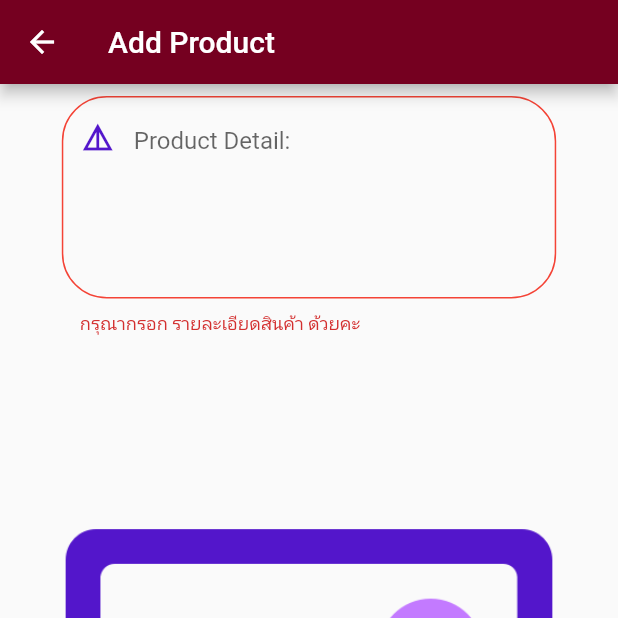
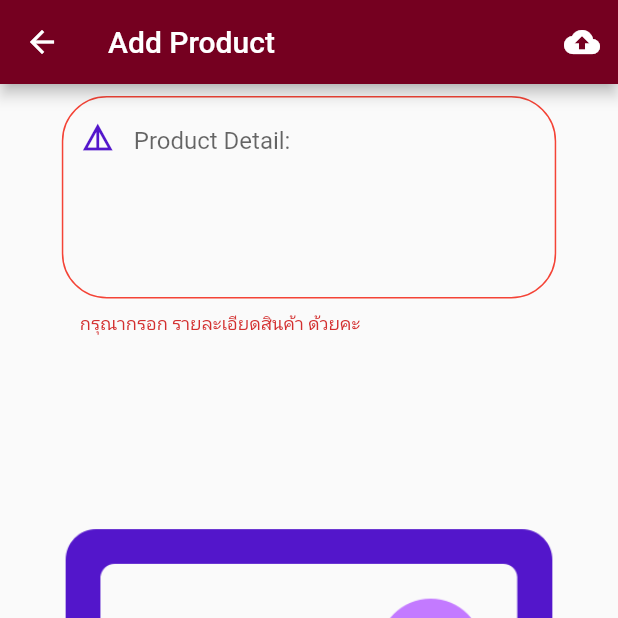
Before and after one commit to nirawit-git/flutter_application_1, a Flutter app: the AddProduct screen opened by its route, scrolled down 206 dp, after a tap on "Add Product", on a phone screen of 412 x 824 dp, the top half of it. Run offline on Flutter 3.47's test engine with Material 2 defaults, Android fonts, the phone set to English and light mode, and no system bars; our stand-ins replace dio, geolocator, google_maps_flutter, image_picker, shared_preferences; accounts and stored records are empty.

```diff
--- a/lib/states/add_product.dart
+++ b/lib/states/add_product.dart
@@ -1,7 +1,10 @@
 import 'dart:io';
+import 'dart:math';
 
+import 'package:dio/dio.dart';
 import 'package:flutter/material.dart';
 import 'package:flutter_application_1/utility/my_constant.dart';
+import 'package:flutter_application_1/utility/my_dialog.dart';
 import 'package:flutter_application_1/widgets/show_imgae.dart';
 import 'package:flutter_application_1/widgets/show_title.dart';
 import 'package:image_picker/image_picker.dart';
@@ -36,6 +39,11 @@ class _AddProductState extends State<AddProduct> {
     return Scaffold(
       appBar: AppBar(
         title: Text('Add Product'),
+        actions: [
+          IconButton(
+              onPressed: () => processAddProduct(),
+              icon: Icon(Icons.cloud_upload))
+        ],
       ),
       body: LayoutBuilder(
         builder: (context, constraints) => GestureDetector(
@@ -68,12 +76,42 @@ class _AddProductState extends State<AddProduct> {
       width: constraints.maxWidth * 0.7,
       child: ElevatedButton(
         onPressed: () {
-          if (formKey.currentState!.validate()) {}
+          processAddProduct();
         },
         child: Text('Add Product'),
         style: MyConstant().myButtonStyle(),
       ),
     );
+  }
+
+  Future<Null> processAddProduct() async {
+    if (formKey.currentState!.validate()) {
+      bool checkFile = true;
+      for (var i in files) {
+        if (i == null) {
+          checkFile = false;
+        }
+      }
+      if (checkFile) {
+        print('File 4 image ##seccess');
+        String urlApi = '${MyConstant.domain}/saveProduct.php';
+
+        for (var item in files) {
+          int i = Random().nextInt(10000000);
+          String nameFile = 'product${i}.jpg';
+          Map<String, dynamic> map = {};
+          map['file'] =
+              await MultipartFile.fromFile(item!.path, filename: nameFile);
+          FormData data = FormData.fromMap(map);
+          await Dio()
+              .post(urlApi, data: data)
+              .then((value) => print('upload success'));
+        }
+      } else {
+        MyDialog().normalDialog(
+            context, 'ข้อความแจ้งเตือน', 'กรุณาเลือกรูปภาพ ให้ครบด้วยคะ!');
+      }
+    }
   }
 
   Future<Null> processImagePicker(ImageSource source, int index) async {
@@ -84,7 +122,6 @@ class _AddProductState extends State<AddProduct> {
       setState(() {
         file = File(result!.path);
         files[index] = file;
-        print(files);
       });
     } catch (e) {}
   }
@@ -150,7 +187,6 @@ class _AddProductState extends State<AddProduct> {
           child: Row(
             mainAxisAlignment: MainAxisAlignment.spaceBetween,
             children: [
-
               Container(
                 width: 48,
                 height: 48,
--- a/lib/utility/my_constant.dart
+++ b/lib/utility/my_constant.dart
@@ -3,7 +3,7 @@ import 'package:flutter/material.dart';
 class MyConstant {
   //Genernal
   static String appName = "Shoppping Mall";
-  static String domain = 'http://localhost/shoppingmall-api';
+  static String domain = 'https://8afc-184-22-38-191.ngrok.io/shoppingmall-api';
 
   //Route
   static String routeAuthen = '/authen';
```
Also changed, not shown: 1 other file. Lines whose indentation alone changed are shown as unchanged.
